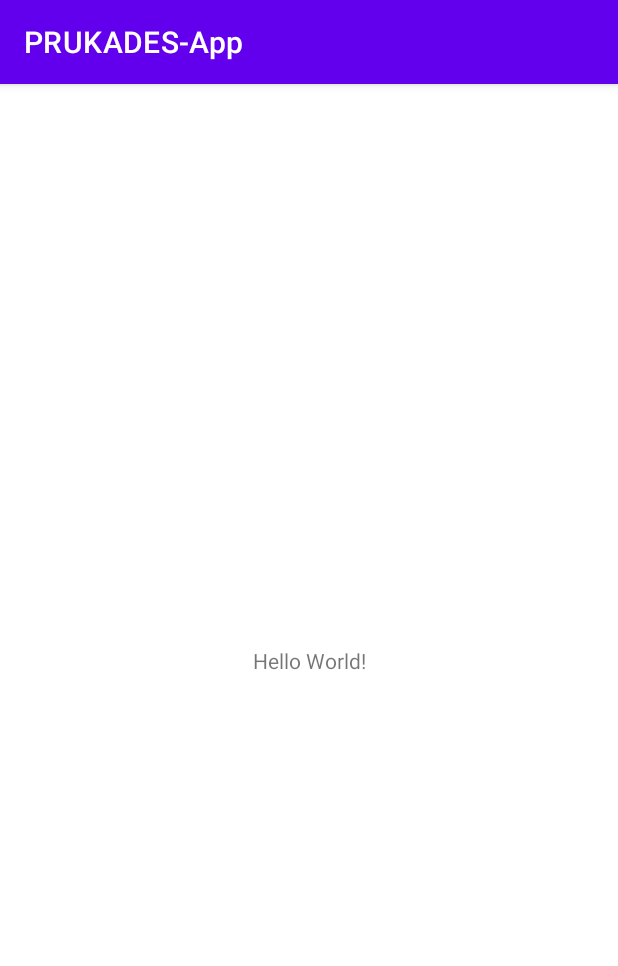
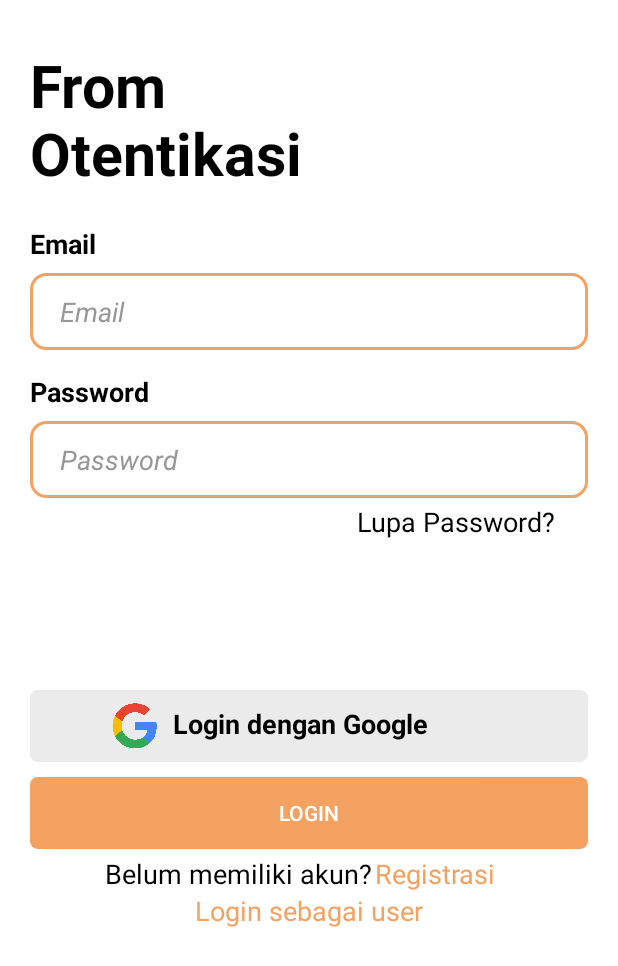
Before and after one commit to andirifqialnur/PRUKADES-App, an Android app: the screen it shows after launch (MainActivity before the commit, AdminLogin after it), on a phone screen of 412 x 824 dp. Shown: the top 966 px of the screen. Run offline under Robolectric (Android 15) with nearby library versions, the phone set to English and light mode, and no system bars.

Commit message:
add_splash_login_regis

```diff
--- /dev/null
+++ b/app/src/main/java/com/aran/prukades_app/AdminLogin.java
@@ -0,0 +1,42 @@
+package com.aran.prukades_app;
+
+import androidx.appcompat.app.AppCompatActivity;
+import androidx.appcompat.widget.AppCompatButton;
+
+import android.content.Intent;
+import android.os.Bundle;
+import android.view.View;
+import android.widget.TextView;
+
+public class AdminLogin extends AppCompatActivity {
+
+    TextView id_registeradmin;
+    AppCompatButton id_btnadminlogin;
+
+    @Override
+    protected void onCreate(Bundle savedInstanceState) {
+        super.onCreate(savedInstanceState);
+        setContentView(R.layout.activity_admin_login);
+
+        id_registeradmin = findViewById(R.id.id_registeradmin);
+        id_btnadminlogin = findViewById(R.id.id_btnadminlogin);
+
+        id_registeradmin.setOnClickListener(new View.OnClickListener() {
+            @Override
+            public void onClick(View view) {
+                Intent intent = new Intent(AdminLogin.this, AdminRegistrasi.class);
+                startActivity(intent);
+                finish();
+            }
+        });
+
+        id_btnadminlogin.setOnClickListener(new View.OnClickListener() {
+            @Override
+            public void onClick(View view) {
+                Intent intent = new Intent(AdminLogin.this, MainActivity.class);
+                startActivity(intent);
+                finish();
+            }
+        });
+    }
+}
--- a/app/src/main/java/com/aran/prukades_app/SplashScreenActivity.java
+++ b/app/src/main/java/com/aran/prukades_app/SplashScreenActivity.java
@@ -2,13 +2,31 @@ package com.aran.prukades_app;
 
 import androidx.appcompat.app.AppCompatActivity;
 
+import android.content.Intent;
 import android.os.Bundle;
+import android.os.Handler;
 
 public class SplashScreenActivity extends AppCompatActivity {
+
+    private int waktu_loading=4000;
+
+    //4000=4 detik
 
     @Override
     protected void onCreate(Bundle savedInstanceState) {
         super.onCreate(savedInstanceState);
         setContentView(R.layout.activity_splash_screen);
+
+        new Handler().postDelayed(new Runnable() {
+            @Override
+            public void run() {
+
+                //setelah loading maka akan langsung berpindah ke home activity
+                Intent intent = new Intent(SplashScreenActivity.this, AdminLogin.class);
+                startActivity(intent);
+                finish();
+
+            }
+        },waktu_loading);
     }
 }
--- /dev/null
+++ b/app/src/main/res/drawable/bg_input.xml
@@ -0,0 +1,9 @@
+<?xml version="1.0" encoding="utf-8"?>
+<selector xmlns:android="http://schemas.android.com/apk/res/android">
+<item>
+    <shape>
+        <corners android:radius="10dp"/>
+        <stroke android:color="#F4A261" android:width="2dp"/>
+    </shape>
+</item>
+</selector>
--- /dev/null
+++ b/app/src/main/res/drawable/btn_bg.xml
@@ -0,0 +1,5 @@
+<?xml version="1.0" encoding="utf-8"?>
+<selector xmlns:android="http://schemas.android.com/apk/res/android">
+    <item android:state_pressed="true" android:drawable="@drawable/btn_bg_press"/>
+    <item android:state_pressed="false" android:drawable="@drawable/btn_bg_normal"/>
+</selector>
--- /dev/null
+++ b/app/src/main/res/drawable/btn_bg_normal.xml
@@ -0,0 +1,9 @@
+<?xml version="1.0" encoding="utf-8"?>
+<selector xmlns:android="http://schemas.android.com/apk/res/android">
+    <item>
+        <shape>
+            <corners android:radius="5dp"/>
+            <solid android:color="#F4A261"/>
+        </shape>
+    </item>
+</selector>
--- /dev/null
+++ b/app/src/main/res/drawable/btn_bg_press.xml
@@ -0,0 +1,9 @@
+<?xml version="1.0" encoding="utf-8"?>
+<selector xmlns:android="http://schemas.android.com/apk/res/android">
+    <item>
+        <shape>
+            <corners android:radius="5dp"/>
+            <solid android:color="@color/purple_700"/>
+        </shape>
+    </item>
+</selector>
--- /dev/null
+++ b/app/src/main/res/drawable/btn_google.xml
@@ -0,0 +1,5 @@
+<?xml version="1.0" encoding="utf-8"?>
+<selector xmlns:android="http://schemas.android.com/apk/res/android">
+    <item android:state_pressed="true" android:drawable="@drawable/btn_google_press"/>
+    <item android:state_pressed="false" android:drawable="@drawable/btn_google_normal"/>
+</selector>
--- /dev/null
+++ b/app/src/main/res/drawable/btn_google_normal.xml
@@ -0,0 +1,9 @@
+<?xml version="1.0" encoding="utf-8"?>
+<selector xmlns:android="http://schemas.android.com/apk/res/android">
+    <item>
+        <shape>
+            <corners android:radius="5dp"/>
+            <solid android:color="#EBEBEB"/>
+        </shape>
+    </item>
+</selector>
--- /dev/null
+++ b/app/src/main/res/drawable/btn_google_press.xml
@@ -0,0 +1,9 @@
+<?xml version="1.0" encoding="utf-8"?>
+<selector xmlns:android="http://schemas.android.com/apk/res/android">
+    <item>
+        <shape>
+            <corners android:radius="5dp"/>
+            <solid android:color="@color/purple_700"/>
+        </shape>
+    </item>
+</selector>
--- /dev/null
+++ b/app/src/main/res/layout/activity_admin_login.xml
@@ -0,0 +1,199 @@
+<?xml version="1.0" encoding="utf-8"?>
+<RelativeLayout xmlns:android="http://schemas.android.com/apk/res/android"
+    xmlns:tools="http://schemas.android.com/tools"
+    android:layout_width="match_parent"
+    android:layout_height="match_parent"
+    xmlns:app="http://schemas.android.com/apk/res-auto"
+    tools:context=".AdminLogin"
+    android:layout_marginTop="10dp"
+    android:orientation="vertical">
+
+    <TextView
+        android:layout_width="match_parent"
+        android:layout_height="wrap_content"
+        android:layout_marginLeft="20dp"
+        android:text="From"
+        android:textColor="@color/black"
+        android:textSize="39dp"
+        android:layout_marginTop="20dp"
+        android:textStyle="bold"
+        />
+
+    <TextView
+        android:layout_width="match_parent"
+        android:layout_height="wrap_content"
+        android:layout_marginLeft="20dp"
+        android:text="Otentikasi"
+        android:textColor="@color/black"
+        android:textSize="39dp"
+        android:layout_marginTop="65dp"
+        android:textStyle="bold"
+        />
+
+    <LinearLayout
+        android:layout_width="match_parent"
+        android:layout_height="wrap_content"
+        android:layout_marginTop="140dp"
+        android:orientation="vertical">
+
+        <TextView
+            android:layout_width="match_parent"
+            android:layout_height="wrap_content"
+            android:text="Email"
+            android:textColor="@color/black"
+            android:textSize="18dp"
+            android:textStyle="bold"
+            android:layout_marginLeft="20dp"
+            android:layout_marginRight="20dp"
+            />
+
+        <EditText
+            android:layout_width="match_parent"
+            android:layout_height="wrap_content"
+            android:layout_marginLeft="20dp"
+            android:layout_marginRight="20dp"
+            android:textStyle="italic"
+            android:layout_marginTop="7dp"
+            android:background="@drawable/bg_input"
+            android:ems="10"
+            android:textColor="#979797"
+            android:paddingLeft="20dp"
+            android:paddingRight="20dp"
+            android:paddingTop="13dp"
+            android:paddingBottom="13dp"
+            android:text="Email"
+            />
+
+        <TextView
+            android:layout_width="match_parent"
+            android:layout_height="wrap_content"
+            android:text="Password"
+            android:textColor="@color/black"
+            android:layout_marginTop="15dp"
+            android:textSize="18dp"
+            android:textStyle="bold"
+            android:layout_marginLeft="20dp"
+            android:layout_marginRight="20dp"
+            />
+
+        <EditText
+            android:layout_width="match_parent"
+            android:layout_height="wrap_content"
+            android:layout_marginLeft="20dp"
+            android:layout_marginRight="20dp"
+            android:textStyle="italic"
+            android:layout_marginTop="7dp"
+            android:background="@drawable/bg_input"
+            android:ems="10"
+            android:textColor="#979797"
+            android:paddingLeft="20dp"
+            android:paddingRight="20dp"
+            android:paddingTop="13dp"
+            android:paddingBottom="13dp"
+            android:text="Password"
+            />
+
+        <TextView
+            android:layout_width="match_parent"
+            android:layout_height="wrap_content"
+            android:layout_marginLeft="238dp"
+            android:layout_marginTop="3dp"
+            android:text="Lupa Password?"
+            android:textColor="@color/black"
+            android:textSize="18dp"
+            />
+
+    </LinearLayout>
+
+    <LinearLayout
+        android:layout_width="match_parent"
+        android:layout_height="wrap_content"
+        android:layout_marginTop="450dp"
+        android:orientation="vertical"
+        >
+
+        <LinearLayout
+            android:layout_width="match_parent"
+            android:layout_height="wrap_content"
+            android:paddingLeft="20dp"
+            android:paddingRight="20dp"
+            android:background="@drawable/btn_google"
+            android:paddingTop="4dp"
+            android:paddingBottom="4dp"
+            android:layout_marginLeft="20dp"
+            android:layout_marginRight="20dp">
+
+            <ImageView
+                android:layout_width="40dp"
+                android:layout_height="40dp"
+                android:layout_marginLeft="30dp"
+                android:background="@drawable/google"
+                />
+
+            <TextView
+                android:layout_width="match_parent"
+                android:layout_height="wrap_content"
+                android:layout_marginTop="6dp"
+                android:layout_marginLeft="5dp"
+                android:text="Login dengan Google"
+                android:textColor="@color/black"
+                android:textSize="18dp"
+                android:textStyle="bold" />
+
+        </LinearLayout>
+
+        <androidx.appcompat.widget.AppCompatButton
+            android:id="@+id/id_btnadminlogin"
+            android:layout_width="match_parent"
+            android:layout_height="wrap_content"
+            android:layout_marginTop="10dp"
+            android:text="Login"
+            android:textColor="@color/white"
+            android:background="@drawable/btn_bg"
+            android:layout_marginLeft="20dp"
+            android:layout_marginRight="20dp"
+            />
+
+    </LinearLayout>
+
+
+    <TextView
+        android:id="@+id/id_registeradmin"
+        android:layout_width="match_parent"
+        android:layout_height="wrap_content"
+        android:layout_marginLeft="250dp"
+        android:layout_marginTop="560dp"
+        android:text="Registrasi"
+        android:textColor="#F4A261"
+        android:textSize="18dp"
+        />
+
+    <LinearLayout
+        android:layout_width="match_parent"
+        android:layout_height="wrap_content"
+        android:layout_marginTop="560dp"
+        android:orientation="vertical"
+        >
+
+        <TextView
+            android:layout_width="match_parent"
+            android:layout_height="wrap_content"
+            android:layout_marginLeft="70dp"
+            android:text="Belum memiliki akun?"
+            android:textColor="@color/black"
+            android:textSize="18dp"
+            />
+
+        <TextView
+            android:layout_width="match_parent"
+            android:layout_height="wrap_content"
+            android:text="Login sebagai user"
+            android:textColor="#F4A261"
+            android:textSize="18dp"
+            android:gravity="center"
+            />
+
+
+    </LinearLayout>
+
+</RelativeLayout>
--- a/app/src/main/res/layout/activity_splash_screen.xml
+++ b/app/src/main/res/layout/activity_splash_screen.xml
@@ -1,9 +1,11 @@
 <?xml version="1.0" encoding="utf-8"?>
-<androidx.constraintlayout.widget.ConstraintLayout xmlns:android="http://schemas.android.com/apk/res/android"
+<RelativeLayout
+    xmlns:android="http://schemas.android.com/apk/res/android"
     xmlns:app="http://schemas.android.com/apk/res-auto"
     xmlns:tools="http://schemas.android.com/tools"
     android:layout_width="match_parent"
     android:layout_height="match_parent"
+    android:background="@drawable/splashcreen"
     tools:context=".SplashScreenActivity">
 
-</androidx.constraintlayout.widget.ConstraintLayout>
+</RelativeLayout>
--- a/app/src/main/res/values/colors.xml
+++ b/app/src/main/res/values/colors.xml
@@ -1,8 +1,8 @@
 <?xml version="1.0" encoding="utf-8"?>
 <resources>
     <color name="purple_200">#FFBB86FC</color>
-    <color name="purple_500">#FF6200EE</color>
-    <color name="purple_700">#FF3700B3</color>
+    <color name="purple_500">#D9D9D9</color>
+    <color name="purple_700">#D9D9D9</color>
     <color name="teal_200">#FF03DAC5</color>
     <color name="teal_700">#FF018786</color>
     <color name="black">#FF000000</color>
--- a/app/src/main/res/values/themes.xml
+++ b/app/src/main/res/values/themes.xml
@@ -1,6 +1,6 @@
 <resources xmlns:tools="http://schemas.android.com/tools">
     <!-- Base application theme. -->
-    <style name="Theme.PRUKADESApp" parent="Theme.MaterialComponents.DayNight.DarkActionBar">
+    <style name="Theme.PRUKADESApp" parent="Theme.MaterialComponents.DayNight.NoActionBar">
         <!-- Primary brand color. -->
         <item name="colorPrimary">@color/purple_500</item>
         <item name="colorPrimaryVariant">@color/purple_700</item>
```
Also changed, not shown: app/src/main/AndroidManifest.xml (+16 -2 lines), app/src/main/java/com/aran/prukades_app/AdminRegistrasi.java (added, +30 -0 lines), app/src/main/res/layout/activity_admin_registrasi.xml (added, +207 -0 lines), app/src/main/res/drawable/google.png (added), app/src/main/res/drawable/soppeng.png (added), app/src/main/res/drawable/splashcreen.png (added).
